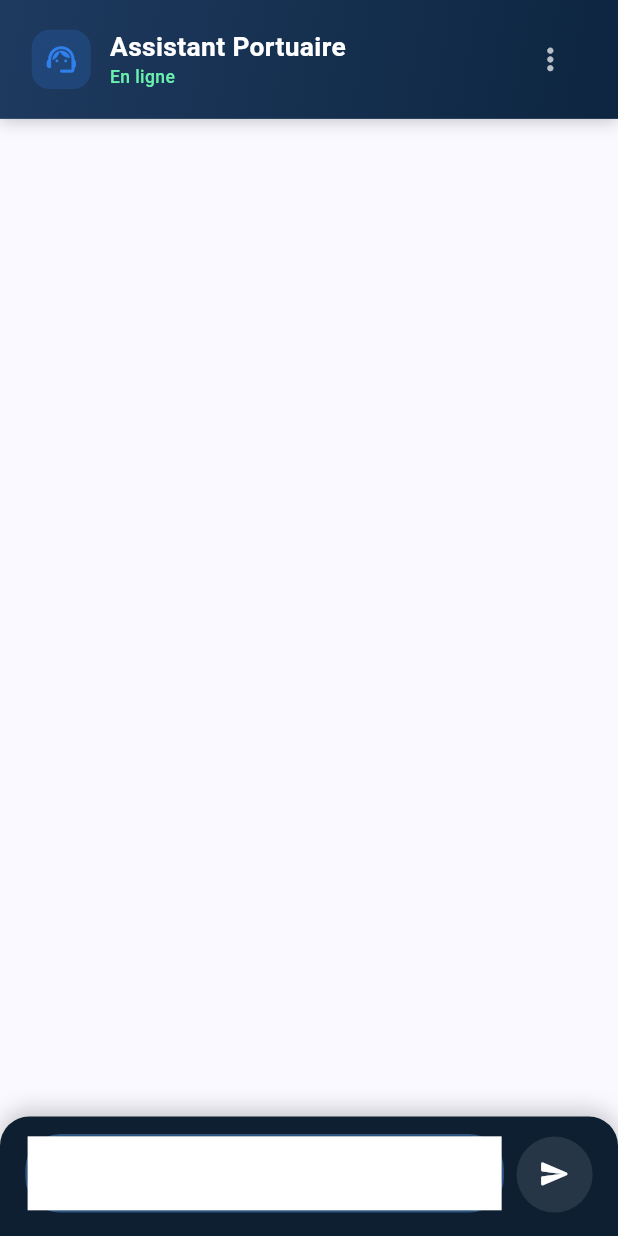
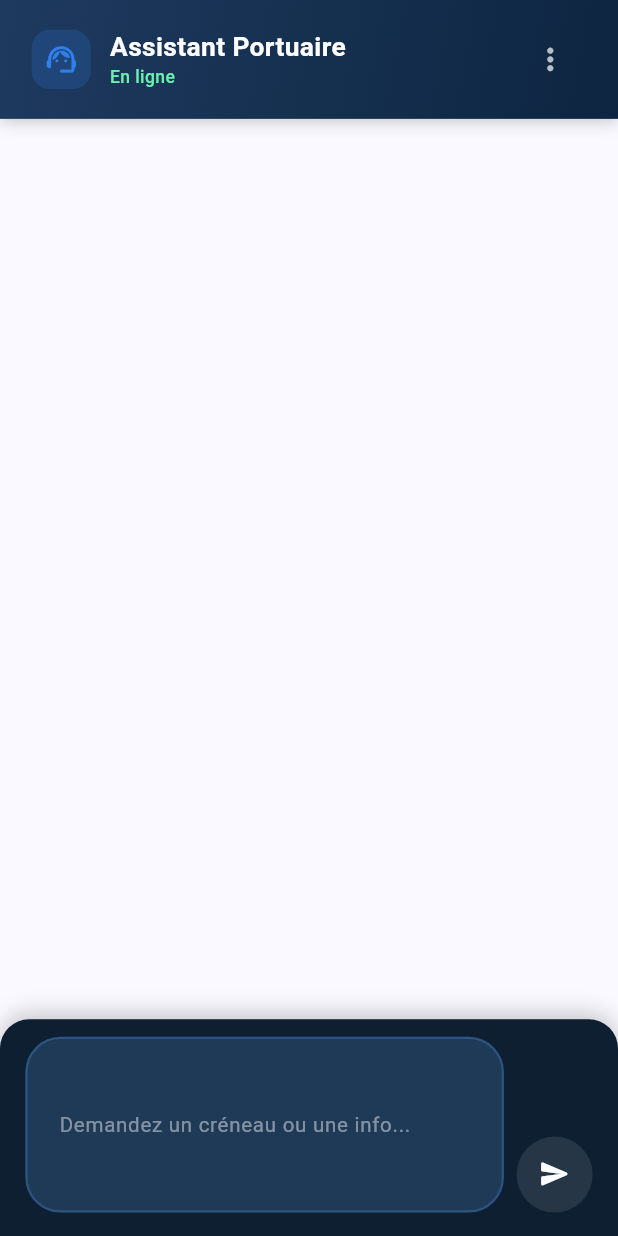
Before and after one commit to ademboukabes/Silence-team1, a Flutter app: the AssistantScreen screen opened directly, on a phone screen of 412 x 824 dp. Run offline on Flutter 3.47's test engine with Material 3 defaults, Android fonts, the phone set to English and light mode, and no system bars; our stand-ins replace dio, flutter_dotenv, flutter_screenutil, flutter_secure_storage, flutter_svg, get and 2 more; missing offline and left inert: mobile_scanner; accounts and stored records are empty; network calls fail.

Commit message:
fixing textfiled chat bot

```diff
--- a/lib/general_widgets/background_imagecontainer.dart
+++ b/lib/general_widgets/background_imagecontainer.dart
@@ -1,22 +1,19 @@
-
 import 'package:flutter/material.dart';
 import 'package:listenlit/utils/images_paths.dart';
 
 class BackgroundImageContainer extends StatelessWidget {
-  const BackgroundImageContainer({
-    super.key, required this.child,
-  });
+  const BackgroundImageContainer({super.key, required this.child});
   final Widget child;
   @override
   Widget build(BuildContext context) {
     return Container(
       decoration: BoxDecoration(
-          image: DecorationImage(
-              image: AssetImage(
-                AppImagePath.kRectangleBackgound,
-              ),
-              fit: BoxFit.cover)),
-              child: child,
+        image: DecorationImage(
+          image: AssetImage(AppImagePath.kRectangleBackgound),
+          fit: BoxFit.cover,
+        ),
+      ),
+      child: child,
     );
   }
 }
--- a/lib/pages/assistant/assistant_screen.dart
+++ b/lib/pages/assistant/assistant_screen.dart
@@ -355,8 +355,10 @@ class _AssistantScreenState extends State<AssistantScreen> {
         crossAxisAlignment: CrossAxisAlignment.end,
         children: [
           Expanded(
+            child: ConstrainedBox(
+              constraints: BoxConstraints(minHeight: 48.h, maxHeight: 120.h),
               child: Container(
-              constraints: BoxConstraints(minHeight: 48.h, maxHeight: 120.h),
+                width: double.infinity,
                 decoration: BoxDecoration(
                   color: const Color(0xFF1F3A57),
                   borderRadius: BorderRadius.circular(24.r),
@@ -365,6 +367,10 @@ class _AssistantScreenState extends State<AssistantScreen> {
                     width: 1.5,
                   ),
                 ),
+                child: Padding(
+                  padding: EdgeInsets.symmetric(horizontal: 4.w), // petit padding externe
+                  child: Align(
+                    alignment: Alignment.centerLeft,
                     child: TextField(
                       controller: inputController,
                       focusNode: _focusNode,
@@ -372,33 +378,38 @@ class _AssistantScreenState extends State<AssistantScreen> {
                       minLines: 1,
                       textInputAction: TextInputAction.newline,
                       style: TextStyle(
-                  color: Colors.white,
+                        color: Colors.white, // ✅ sur fond dark
                         fontSize: 15.sp,
                         height: 1.5,
                         fontWeight: FontWeight.w500,
                       ),
-                cursorColor: const Color(0xFF4A90E2),
+                      cursorColor: Colors.white,
                       cursorWidth: 2.5,
-                cursorHeight: 22.h,
                       decoration: InputDecoration(
                         hintText: 'Demandez un créneau ou une info...',
                         hintStyle: TextStyle(
-                    color: Colors.white.withOpacity(0.35),
+                          color: Colors.white.withOpacity(0.45),
                           fontSize: 14.sp,
                           fontWeight: FontWeight.w400,
                         ),
+                        isDense: true,
+                        filled: false,
                         border: InputBorder.none,
                         enabledBorder: InputBorder.none,
                         focusedBorder: InputBorder.none,
                         contentPadding: EdgeInsets.symmetric(
-                    horizontal: 20.w,
-                    vertical: 14.h,
+                          horizontal: 16.w,
+                          vertical: 12.h,
                         ),
                       ),
                       onSubmitted: (_) => _handleSend(),
                     ),
                   ),
                 ),
+              ),
+            ),
+          ),
+
           SizedBox(width: 8.w),
           Obx(
             () => AnimatedContainer(
```
Lines whose indentation alone changed are shown as unchanged.
